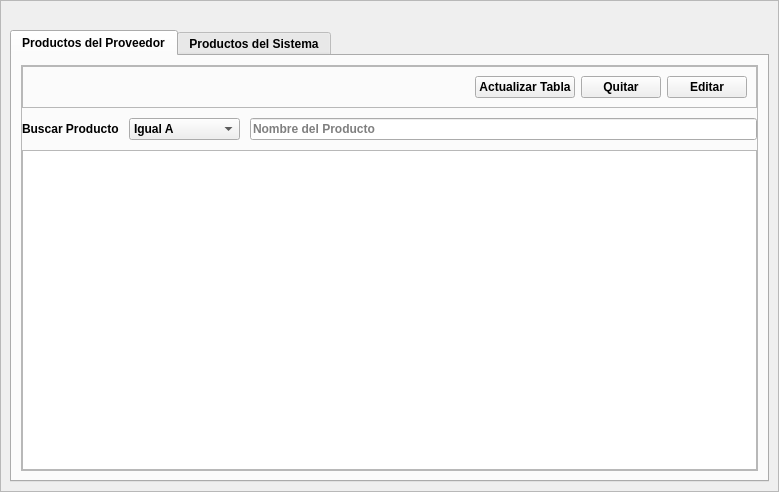
The window that app/View/UserInterfaceUi/PRODUCTOS_PROVEEDORES.ui (LAngelVp/software-punto-de-venta) describes before a commit, drawn with Qt 5.
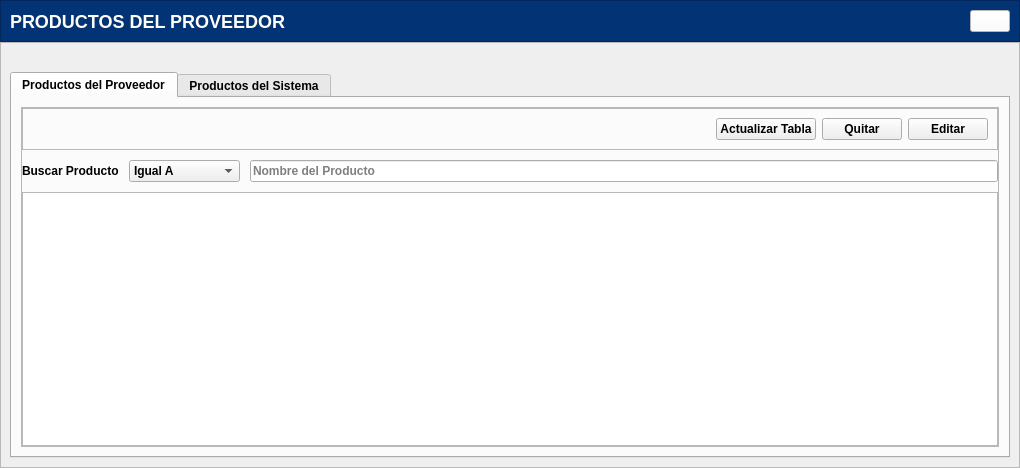
The same window after the commit. Icons and pictures are not drawn.

The edit to the form file:
```diff
--- a/app/View/UserInterfaceUi/PRODUCTOS_PROVEEDORES.ui
+++ b/app/View/UserInterfaceUi/PRODUCTOS_PROVEEDORES.ui
@@ -6,15 +6,24 @@
    <rect>
     <x>0</x>
     <y>0</y>
-    <width>779</width>
-    <height>492</height>
+    <width>1020</width>
+    <height>468</height>
    </rect>
   </property>
   <property name="windowTitle">
    <string>Form</string>
   </property>
   <property name="styleSheet">
-   <string notr="true">[objectName*=&quot;contenedor&quot;]{
+   <string notr="true">#contenedor_encabezado{
+background: #023375;
+}
+#etiqueta_encabezado_productosProveedor{
+color: #fffefb;
+font-size: 18px;
+font-weight:bold;
+font-family:&quot;Arial&quot;;
+}
+[objectName*=&quot;contenedor&quot;]{
 background: #fffefb;
 }
 [objectName*=&quot;etiqueta_&quot;]{
@@ -34,7 +43,7 @@
 [objectName*=&quot;txt_&quot;]:focus{
 border-bottom: 2px solid #023375;
 }
-[objectName*=&quot;btn_btn&quot;]{
+[objectName*=&quot;btn_producto_del_proveedor&quot;]{
 background: #00619a;
 font-size: 14px;
 font-family: Arial;
@@ -63,6 +72,12 @@
 [objectName*=&quot;btn_btn_agregar&quot;]:pressed{
 background: #578B69;
 }
+#btn_productoProveedor_cerrar{
+background: #fffefb;
+}
+#btn_productoProveedor_cerrar:pressed{
+background: rgb(222, 221, 218);
+}
 [objectName^=&quot;cajaopciones_&quot;]{
 border: none;
 border-bottom: 1px solid rgb(29, 28, 28);
@@ -115,7 +130,10 @@
     color: white;
 }</string>
   </property>
-  <layout class="QGridLayout" name="gridLayout">
+  <layout class="QVBoxLayout" name="verticalLayout">
+   <property name="spacing">
+    <number>0</number>
+   </property>
    <property name="leftMargin">
     <number>0</number>
    </property>
@@ -128,10 +146,53 @@
    <property name="bottomMargin">
     <number>0</number>
    </property>
-   <property name="spacing">
-    <number>0</number>
-   </property>
-   <item row="0" column="0">
+   <item>
+    <widget class="QFrame" name="contenedor_encabezado">
+     <property name="frameShape">
+      <enum>QFrame::StyledPanel</enum>
+     </property>
+     <property name="frameShadow">
+      <enum>QFrame::Raised</enum>
+     </property>
+     <layout class="QHBoxLayout" name="horizontalLayout_3">
+      <item>
+       <widget class="QLabel" name="etiqueta_encabezado_productosProveedor">
+        <property name="text">
+         <string>PRODUCTOS DEL PROVEEDOR</string>
+        </property>
+       </widget>
+      </item>
+      <item>
+       <spacer name="horizontalSpacer_3">
+        <property name="orientation">
+         <enum>Qt::Horizontal</enum>
+        </property>
+        <property name="sizeHint" stdset="0">
+         <size>
+          <width>40</width>
+          <height>20</height>
+         </size>
+        </property>
+       </spacer>
+      </item>
+      <item>
+       <widget class="QPushButton" name="btn_productoProveedor_cerrar">
+        <property name="cursor">
+         <cursorShape>PointingHandCursor</cursorShape>
+        </property>
+        <property name="text">
+         <string/>
+        </property>
+        <property name="icon">
+         <iconset resource="../../Source/ibootstrap.qrc">
+          <normaloff>:/Icons/Bootstrap/x-lg.svg</normaloff>:/Icons/Bootstrap/x-lg.svg</iconset>
+        </property>
+       </widget>
+      </item>
+     </layout>
+    </widget>
+   </item>
+   <item>
     <widget class="QScrollArea" name="contenedor_scrollarea">
      <property name="widgetResizable">
       <bool>true</bool>
@@ -141,11 +202,18 @@
        <rect>
         <x>0</x>
         <y>0</y>
-        <width>777</width>
-        <height>490</height>
+        <width>1018</width>
+        <height>422</height>
        </rect>
       </property>
-      <layout class="QGridLayout" name="gridLayout_2">
+      <layout class="QGridLayout" name="gridLayout">
+       <item row="0" column="0">
+        <widget class="QLabel" name="etiqueta_nombre_del_proveedor">
+         <property name="text">
+          <string/>
+         </property>
+        </widget>
+       </item>
        <item row="1" column="0">
         <widget class="QTabWidget" name="contenedor_tabs">
          <property name="font">
@@ -489,13 +557,6 @@
          </widget>
         </widget>
        </item>
-       <item row="0" column="0">
-        <widget class="QLabel" name="etiqueta_nombre_del_proveedor">
-         <property name="text">
-          <string/>
-         </property>
-        </widget>
-       </item>
       </layout>
      </widget>
     </widget>
```
Left out of the diff: 32 changed lines with no effect on the pictures.
